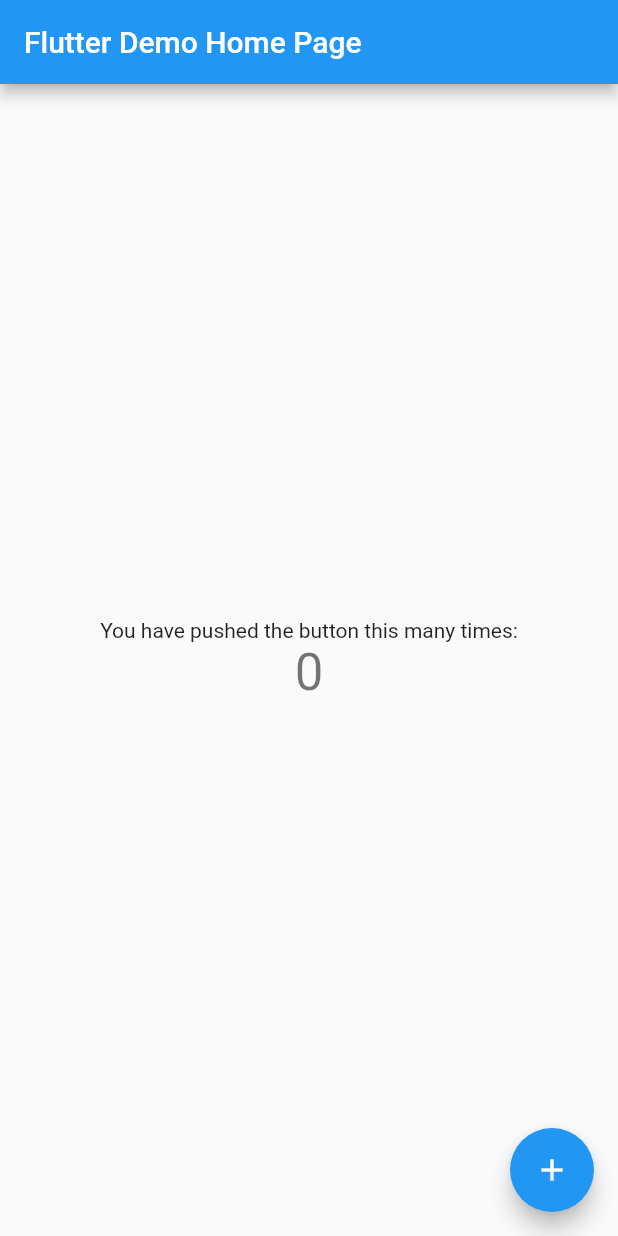
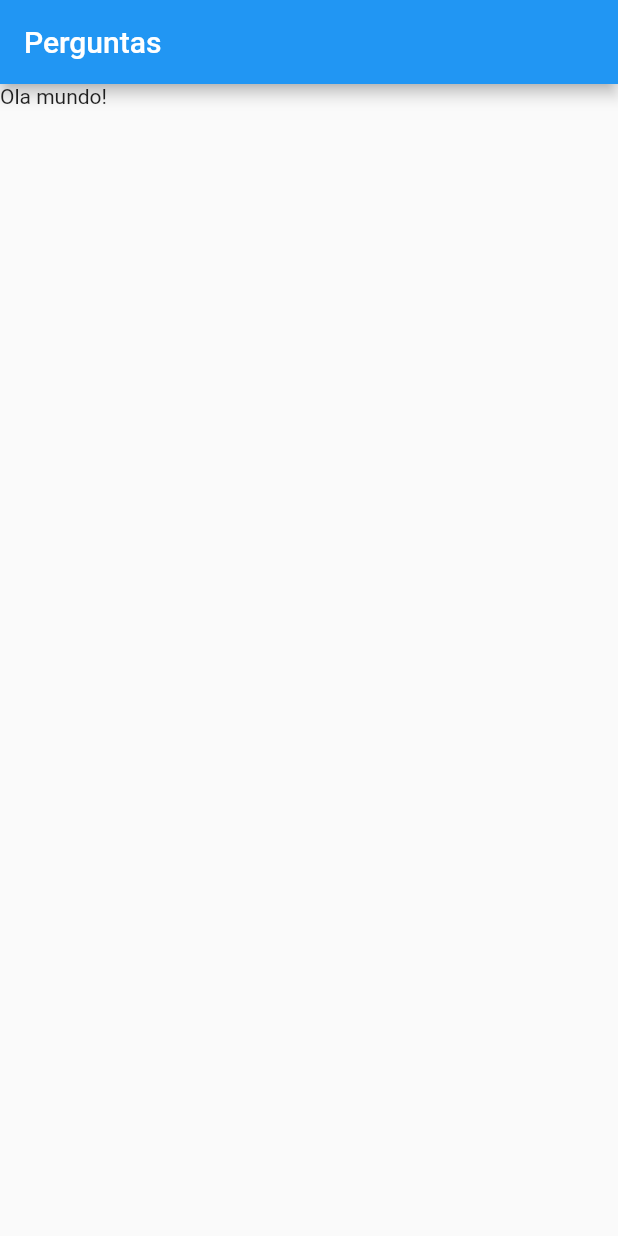
Before and after one commit to mateusgcoelho/projeto-quiz, a Flutter app: the screen it shows after launch, on a phone screen of 412 x 824 dp. Run offline on Flutter 3.47's test engine with Material 2 defaults, Android fonts, the phone set to English and light mode, and no system bars.

Commit message:
Add: Criando primeiro componente em dart!

```diff
--- a/lib/main.dart
+++ b/lib/main.dart
@@ -1,64 +1,19 @@
 import 'package:flutter/material.dart';
 
-void main() {
-  runApp(MyApp());
+main() {
+  runApp(PerguntaApp());
 }
 
-class MyApp extends StatelessWidget {
+class PerguntaApp extends StatelessWidget {
+
   @override
   Widget build(BuildContext context) {
     return MaterialApp(
-      title: 'Flutter Demo',
-      theme: ThemeData(
-        primarySwatch: Colors.blue,
-      ),
-      home: MyHomePage(title: 'Flutter Demo Home Page'),
-    );
-  }
-}
-
-class MyHomePage extends StatefulWidget {
-  MyHomePage({Key? key, required this.title}) : super(key: key);
-
-  final String title;
-
-  @override
-  _MyHomePageState createState() => _MyHomePageState();
-}
-
-class _MyHomePageState extends State<MyHomePage> {
-  int _counter = 0;
-
-  void _incrementCounter() {
-    setState(() {
-      _counter++;
-    });
-  }
-
-  @override
-  Widget build(BuildContext context) {
-    return Scaffold(
-      appBar: AppBar(
-        title: Text(widget.title),
-      ),
-      body: Center(
-        child: Column(
-          mainAxisAlignment: MainAxisAlignment.center,
-          children: <Widget>[
-            Text(
-              'You have pushed the button this many times:',
-            ),
-            Text(
-              '$_counter',
-              style: Theme.of(context).textTheme.headline4,
-            ),
-          ],
+      home: Scaffold(
+        appBar: AppBar(
+          title: Text("Perguntas"),
         ),
-      ),
-      floatingActionButton: FloatingActionButton(
-        onPressed: _incrementCounter,
-        tooltip: 'Increment',
-        child: Icon(Icons.add),
+        body: Text("Ola mundo!"),
       ),
     );
   }
```
